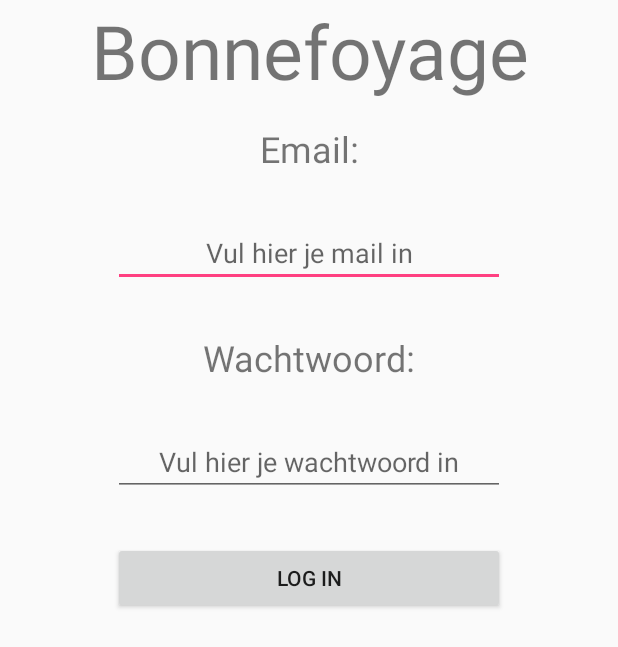
After one commit to zebybez/SmartMobile, an Android app: the login_activity screen opened directly, with no data from a screen before it, on a phone screen of 412 x 824 dp. The commit adds this screen. Shown: the top 647 px of the screen. Run offline under Robolectric (Android 15) with nearby library versions, the phone set to English and light mode, and no system bars; our stand-ins replace Firebase (no records; nobody signed in at launch, a user with empty details on screens opened directly).

Commit message:
Firebase files

```diff
--- a/app/build.gradle
+++ b/app/build.gradle
@@ -27,9 +27,13 @@ dependencies {
     compile 'com.android.support:appcompat-v7:25.3.1'
     compile 'com.android.support:design:25.3.1'
     compile 'com.google.firebase:firebase-database:10.2.1'
+    compile 'com.android.support.constraint:constraint-layout:1.0.2'
+    compile 'com.google.firebase:firebase-auth:10.2.1'
     testCompile 'junit:junit:4.12'
 }
 
 
 
+
+
 apply plugin: 'com.google.gms.google-services'
--- a/app/src/main/java/com/duo/app/bonnefoyage/MainActivity.java
+++ b/app/src/main/java/com/duo/app/bonnefoyage/MainActivity.java
@@ -38,6 +38,7 @@ public class MainActivity extends AppCompatActivity {
      * The {@link ViewPager} that will host the section contents.
      */
     private ViewPager mViewPager;
+
 
     @Override
     protected void onCreate(Bundle savedInstanceState) {
--- /dev/null
+++ b/app/src/main/java/com/duo/app/bonnefoyage/login_activity.java
@@ -0,0 +1,87 @@
+package com.duo.app.bonnefoyage;
+
+import android.app.ProgressDialog;
+import android.content.Intent;
+import android.support.annotation.NonNull;
+import android.support.v7.app.AppCompatActivity;
+import android.os.Bundle;
+import android.text.TextUtils;
+import android.view.View;
+import android.widget.Button;
+import android.widget.EditText;
+import android.widget.TextView;
+import android.widget.Toast;
+import com.google.android.gms.tasks.OnCompleteListener;
+import com.google.android.gms.tasks.Task;
+import com.google.firebase.auth.AuthResult;
+import com.google.firebase.auth.FirebaseAuth;
+
+public class login_activity extends AppCompatActivity implements View.OnClickListener{
+    private Button btnLogin;
+    private EditText txtWachtwoord;
+    private EditText txtEmail;
+
+    private ProgressDialog progressDialog;
+    private FirebaseAuth firebaseAuth;
+    @Override
+    protected void onCreate(Bundle savedInstanceState) {
+        super.onCreate(savedInstanceState);
+        setContentView(R.layout.activity_login_activity);
+
+        firebaseAuth = FirebaseAuth.getInstance();
+        progressDialog = new ProgressDialog(this);
+
+        btnLogin = (Button) findViewById(R.id.btnLogin);
+        txtWachtwoord = (EditText) findViewById(R.id.txtWachtwoord);
+        txtEmail = (EditText) findViewById(R.id.txtEmail);
+
+        btnLogin.setOnClickListener(this);
+
+    }
+
+    private void userLogin(){
+        String email = txtEmail.getText().toString().trim();
+        String wachtwoord = txtWachtwoord.getText().toString().trim();
+
+        if(TextUtils.isEmpty(email)){
+            //email is leeg
+            Toast.makeText(this,"Vul een email in",Toast.LENGTH_SHORT).show();
+            return;
+        }
+        if(TextUtils.isEmpty(wachtwoord)){
+            //wachtwoord is leeg
+            Toast.makeText(this,"Vul een wachtwoord in",Toast.LENGTH_SHORT).show();
+            return;
+        }
+        progressDialog.setMessage("Bezig met registreren...");
+        progressDialog.show();
+
+        firebaseAuth.signInWithEmailAndPassword(email, wachtwoord)
+                .addOnCompleteListener(this, new OnCompleteListener<AuthResult>() {
+                    @Override
+                    public void onComplete(@NonNull Task<AuthResult> task) {
+                        progressDialog.dismiss();
+
+                        if(task.isSuccessful()){
+                            finish();
+                            startMainActivity();
+                            Toast.makeText(login_activity.this, "Succesvol ingelogd", Toast.LENGTH_SHORT).show();
+                        }
+                        else {
+                            Toast.makeText(login_activity.this, "Verkeerde gegevens ingevuld", Toast.LENGTH_SHORT).show();
+                        }
+                        }
+                });
+    }
+
+    public void startMainActivity(){
+        startActivity(new Intent(this, MainActivity.class));
+    }
+
+    @Override
+    public void onClick(View view) {
+        if(view == btnLogin){
+            userLogin();
+        }
+    }
+}
--- /dev/null
+++ b/app/src/main/res/layout/activity_login_activity.xml
@@ -0,0 +1,74 @@
+<?xml version="1.0" encoding="utf-8"?>
+<android.support.constraint.ConstraintLayout xmlns:android="http://schemas.android.com/apk/res/android"
+    xmlns:app="http://schemas.android.com/apk/res-auto"
+    xmlns:tools="http://schemas.android.com/tools"
+    android:id="@+id/login_content"
+    android:layout_width="match_parent"
+    android:layout_height="match_parent"
+    android:fitsSystemWindows="true"
+    tools:context="com.duo.app.bonnefoyage.login_activity">
+
+    <LinearLayout
+        android:layout_width="wrap_content"
+        android:layout_height="wrap_content"
+        android:orientation="vertical"
+        android:layout_gravity="center"
+        android:weightSum="1"
+        tools:layout_editor_absoluteY="0dp"
+        app:layout_constraintRight_toRightOf="parent"
+        app:layout_constraintLeft_toLeftOf="parent">
+
+        <TextView
+            android:id="@+id/textView"
+            android:layout_width="match_parent"
+            android:layout_height="wrap_content"
+            android:text="Bonnefoyage"
+            android:textAlignment="center"
+            android:textSize="50sp" />
+
+        <TextView
+            android:id="@+id/textView3"
+            android:layout_width="match_parent"
+            android:layout_height="wrap_content"
+            android:layout_margin="15dp"
+            android:text="Email:"
+            android:textAlignment="center"
+            android:textSize="24sp" />
+
+        <EditText
+            android:id="@+id/txtEmail"
+            android:layout_width="match_parent"
+            android:layout_height="wrap_content"
+            android:layout_margin="15dp"
+            android:ems="10"
+            android:hint="Vul hier je mail in"
+            android:inputType="textEmailAddress"
+            android:textAlignment="center" />
+
+        <TextView
+            android:id="@+id/textView4"
+            android:layout_width="match_parent"
+            android:layout_height="wrap_content"
+            android:layout_margin="15dp"
+            android:text="Wachtwoord:"
+            android:textAlignment="center"
+            android:textSize="24sp" />
+
+        <EditText
+            android:id="@+id/txtWachtwoord"
+            android:layout_width="match_parent"
+            android:layout_height="wrap_content"
+            android:layout_margin="15dp"
+            android:ems="10"
+            android:hint="Vul hier je wachtwoord in"
+            android:inputType="textPassword"
+            android:textAlignment="center" />
+
+        <Button
+            android:id="@+id/btnLogin"
+            android:layout_width="match_parent"
+            android:layout_height="wrap_content"
+            android:layout_margin="15dp"
+            android:text="Log in" />
+    </LinearLayout>
+</android.support.constraint.ConstraintLayout>
--- a/app/src/main/res/layout/activity_main.xml
+++ b/app/src/main/res/layout/activity_main.xml
@@ -2,7 +2,7 @@
 <android.support.design.widget.CoordinatorLayout xmlns:android="http://schemas.android.com/apk/res/android"
     xmlns:app="http://schemas.android.com/apk/res-auto"
     xmlns:tools="http://schemas.android.com/tools"
-    android:id="@+id/main_content"
+    android:id="@+id/login_content"
     android:layout_width="match_parent"
     android:layout_height="match_parent"
     android:fitsSystemWindows="true"
@@ -18,8 +18,7 @@
         <android.support.v7.widget.Toolbar
             android:id="@+id/toolbar"
             android:layout_width="match_parent"
-            android:layout_height="?attr/actionBarSize"
-            android:background="?attr/colorPrimary"
+            android:layout_height="match_parent"
             app:layout_scrollFlags="scroll|enterAlways"
             app:popupTheme="@style/AppTheme.PopupOverlay">
 
--- a/app/src/main/res/layout/fragment_main.xml
+++ b/app/src/main/res/layout/fragment_main.xml
@@ -11,6 +11,7 @@
     <TextView
         android:id="@+id/section_label"
         android:layout_width="wrap_content"
-        android:layout_height="wrap_content" />
+        android:layout_height="wrap_content"
+        android:layout_alignParentStart="true" />
 
 </RelativeLayout>
```
Also changed, not shown: app/src/main/AndroidManifest.xml (+19 -1 lines).
